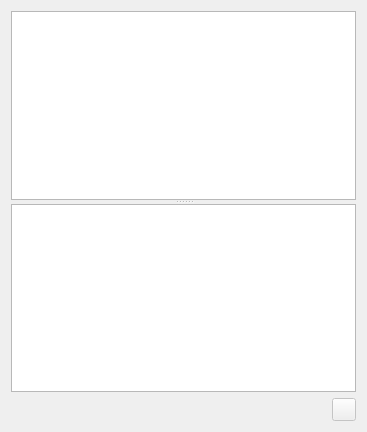
Qt form src/SqlExecutionArea.ui (sqlitebrowser/sqlitebrowser) before a commit.
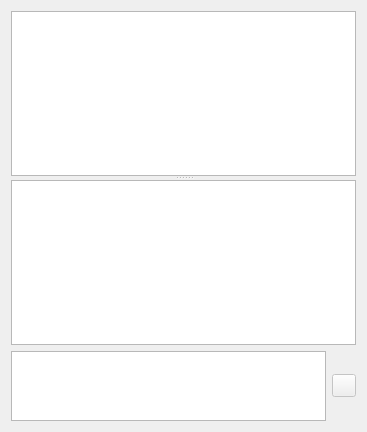
The same form after that commit. Icons and pictures are not drawn. Custom widgets are drawn as their Qt base class.

Commit message: SqlExecutionArea: Show status messages in text edit instead of label

```diff
--- a/src/SqlExecutionArea.ui
+++ b/src/SqlExecutionArea.ui
@@ -37,9 +37,39 @@
    <item>
     <layout class="QHBoxLayout" name="horizontalLayout">
      <item>
-      <widget class="QLabel" name="labelErrors">
-       <property name="text">
-        <string/>
+      <widget class="QTextEdit" name="editErrors">
+       <property name="maximumSize">
+        <size>
+         <width>16777215</width>
+         <height>100</height>
+        </size>
+       </property>
+       <property name="font">
+        <font>
+         <family>Monospace</family>
+         <pointsize>8</pointsize>
+        </font>
+       </property>
+       <property name="acceptDrops">
+        <bool>false</bool>
+       </property>
+       <property name="toolTip">
+        <string>Results of the last executed statements</string>
+       </property>
+       <property name="whatsThis">
+        <string>This field shows the results and status codes of the last executed statements.</string>
+       </property>
+       <property name="frameShadow">
+        <enum>QFrame::Plain</enum>
+       </property>
+       <property name="tabChangesFocus">
+        <bool>true</bool>
+       </property>
+       <property name="undoRedoEnabled">
+        <bool>false</bool>
+       </property>
+       <property name="readOnly">
+        <bool>true</bool>
        </property>
       </widget>
      </item>
```
Left out of the diff: 6 changed lines with no effect on the pictures. The commit also changes 1 other file.
